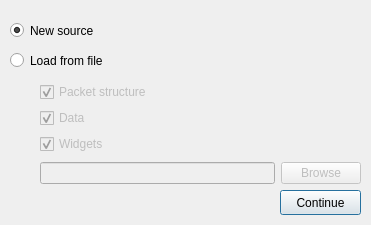
Tasssadar/Lorris, file src/LorrisAnalyzer/sourceselectdialog.ui: the form before one commit.
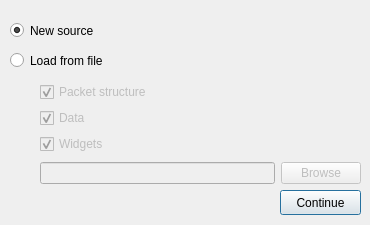
The form after the commit.

Patch:
```diff
--- a/src/LorrisAnalyzer/sourceselectdialog.ui
+++ b/src/LorrisAnalyzer/sourceselectdialog.ui
@@ -6,10 +6,22 @@
    <rect>
     <x>0</x>
     <y>0</y>
-    <width>371</width>
+    <width>370</width>
     <height>225</height>
    </rect>
   </property>
+  <property name="minimumSize">
+   <size>
+    <width>370</width>
+    <height>225</height>
+   </size>
+  </property>
+  <property name="maximumSize">
+   <size>
+    <width>370</width>
+    <height>225</height>
+   </size>
+  </property>
   <property name="windowTitle">
    <string>Select source</string>
   </property>
```
